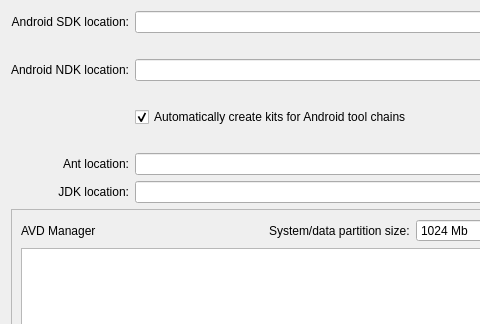
Old version of the form src/plugins/android/androidsettingswidget.ui in the repository qt-creator/qt-creator; both pictures show x 0 to 480 and y 0 to 324 of the 679 by 441 pixel window.
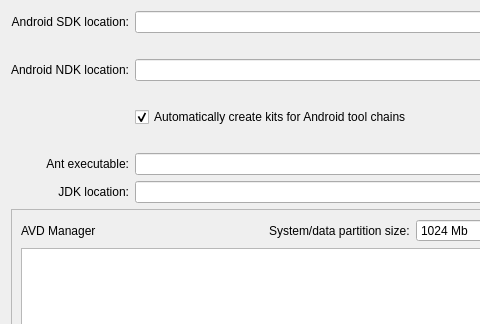
New version of the form. Icons and pictures are not drawn.

Commit message:
Android Settings Ui: Rename label for ant location
To clarify that it points to the executable not a directory

Task-number: QTCREATORBUG-10680

```diff
--- a/src/plugins/android/androidsettingswidget.ui
+++ b/src/plugins/android/androidsettingswidget.ui
@@ -214,7 +214,7 @@
         </sizepolicy>
        </property>
        <property name="text">
-        <string>Ant location:</string>
+        <string>Ant executable:</string>
        </property>
        <property name="alignment">
         <set>Qt::AlignRight|Qt::AlignTrailing|Qt::AlignVCenter</set>
```
